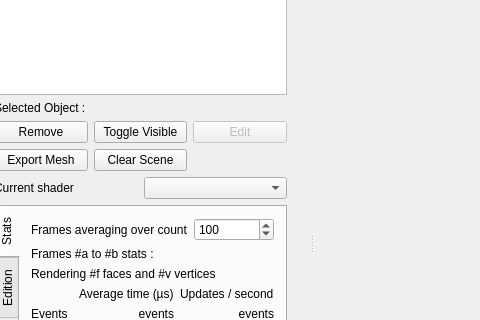
The window that Applications/MainApplication/Gui/ui/MainWindow.ui (yhunahrin/Radium-Engine) describes before a commit, drawn with Qt 5; both pictures show x 156 to 636 and y 172 to 492 of the 1350 by 832 pixel window.
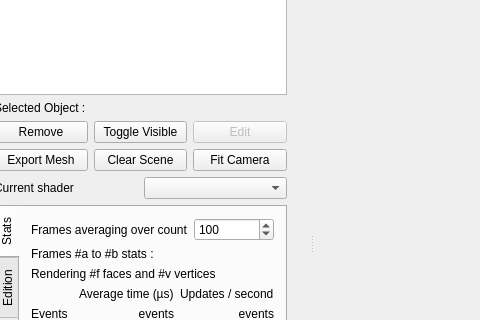
The same window after the commit. Icons and pictures are not drawn. Custom widgets are drawn as their Qt base class.

Commit message: Make fitCamera a method of mainwindow(+button)

Diff of the .ui file:
```diff
--- a/Applications/MainApplication/Gui/ui/MainWindow.ui
+++ b/Applications/MainApplication/Gui/ui/MainWindow.ui
@@ -166,6 +166,13 @@
                 </property>
                </widget>
               </item>
+              <item row="1" column="2">
+               <widget class="QPushButton" name="m_fitCameraButton">
+                <property name="text">
+                 <string>Fit Camera</string>
+                </property>
+               </widget>
+              </item>
              </layout>
             </item>
            </layout>
```
The commit also changes 5 other files.
